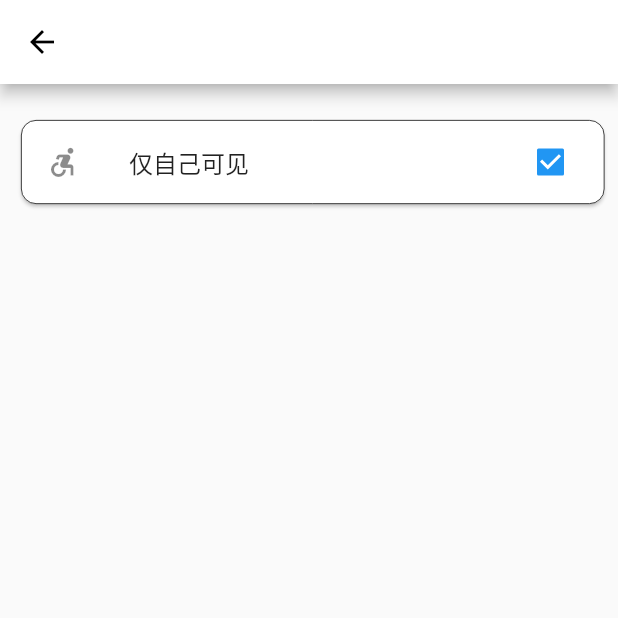
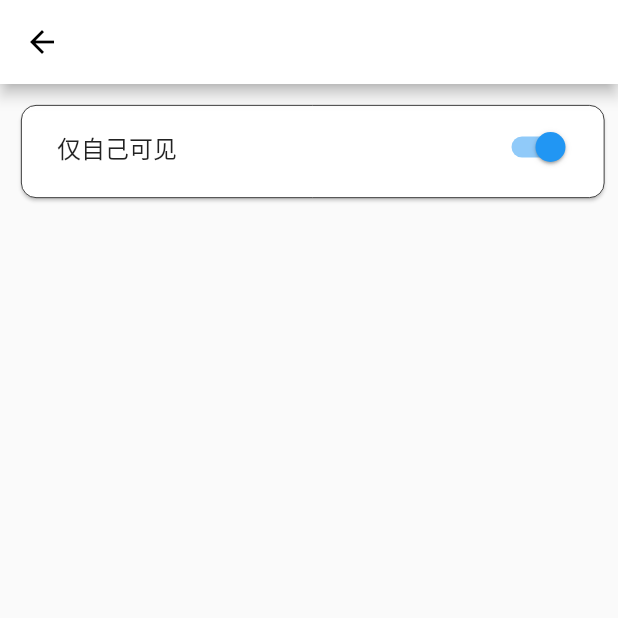
Before and after one commit to Dodoushu/ASECloudRecord, a Flutter app: the BottomNavigationWidget screen opened directly, item 3 of the bottom bar chosen, after a tap on "修改医生权限", on a phone screen of 412 x 824 dp, the top half of it. Run offline on Flutter 3.47's test engine with Material 2 defaults, Android fonts, the phone set to English and light mode, and no system bars; our stand-ins replace dio, file_picker, image_picker, photo_view, shared_preferences; missing offline and left inert: dart:ffi; accounts and stored records are empty.

Commit message:
bug修改

```diff
--- a/lib/patient/BottomNavigationBar.dart
+++ b/lib/patient/BottomNavigationBar.dart
@@ -1,11 +1,13 @@
 import 'package:flutter/material.dart';
-import 'package:helloworld/index.dart';
+
 import 'MainFunctionPage.dart';
+import 'Setting.dart';
 import 'User_Search.dart';
-import 'Setting.dart';
 
 void main() {
-  runApp(MaterialApp(home: BottomNavigationWidget(),));
+  runApp(MaterialApp(
+    home: BottomNavigationWidget(),
+  ));
 }
 
 class BottomNavigationWidget extends StatefulWidget {
@@ -15,9 +17,9 @@ class BottomNavigationWidget extends StatefulWidget {
 
 class BottomNavigationWidgetState extends State<BottomNavigationWidget> {
   int currentIndex = 0;
-  List listTabs = [MainPage(),SearchPage(),Setting()];
+  List listTabs = [MainPage(), SearchPage(), Setting()];
 
-  Widget build(BuildContext context){
+  Widget build(BuildContext context) {
     return Scaffold(
       body: listTabs[currentIndex],
       bottomNavigationBar: BottomNavigationBar(
@@ -29,7 +31,7 @@ class BottomNavigationWidgetState extends State<BottomNavigationWidget> {
         items: <BottomNavigationBarItem>[
           BottomNavigationBarItem(
               icon: Icon(
-                Icons.search,
+                Icons.pages,
                 color: Colors.black,
               ),
               title: Text(
@@ -39,19 +41,22 @@ class BottomNavigationWidgetState extends State<BottomNavigationWidget> {
                 ),
               )),
           BottomNavigationBarItem(
-              icon: Icon(Icons.pages, color: Colors.black,),
+              icon: Icon(
+                Icons.search,
+                color: Colors.black,
+              ),
               title: Text(
                 '查询',
                 style: TextStyle(fontSize: 18),
               )),
           BottomNavigationBarItem(
-              icon: Icon(Icons.account_circle, color: Colors.black),
+              icon: Icon(Icons.build, color: Colors.black),
               title: Text(
                 '设置',
                 style: TextStyle(fontSize: 18),
               ))
         ],
-        onTap: (index){
+        onTap: (index) {
           setState(() {
             currentIndex = index;
           });
@@ -61,7 +66,6 @@ class BottomNavigationWidgetState extends State<BottomNavigationWidget> {
     );
   }
 }
-
 
 //class BottomNavigationBarClass{
 //  BottomNavigationBar Create() {
--- a/lib/patient/login.dart
+++ b/lib/patient/login.dart
@@ -222,7 +222,6 @@ class _Login extends State<Login> {
                       ),
                     ),
                   ),
-
                   new Container(
                     //margin: EdgeInsets.only(top: 30.0),
                     padding: EdgeInsets.only(left: 8.0, right: 8.0, top: 20.0),
--- a/lib/patient/setting/doctorSelect.dart
+++ b/lib/patient/setting/doctorSelect.dart
@@ -1,9 +1,10 @@
 import 'package:flutter/material.dart';
 import 'package:helloworld/patient/MainFunctionPage.dart';
 
-
 void main() {
-  runApp(MaterialApp(home: doctorSelect(),));
+  runApp(MaterialApp(
+    home: doctorSelect(),
+  ));
 }
 
 class doctorSelect extends StatefulWidget {
@@ -12,9 +13,32 @@ class doctorSelect extends StatefulWidget {
 }
 
 class _doctorSelectState extends State<doctorSelect> {
+  bool onlyuser = true;
+  List<bool> valueList = [
+    false,
+    false,
+    false,
+    false,
+    false,
+    false,
+    false,
+    false,
+    false,
+    false,
+    false,
+    false,
+    false,
+    false,
+    false,
+  ];
 
-  bool onlyuser = true;
-  List<bool> valueList = [false,false,false,false,false,false,false,false,false,false,false,false,false,false,false,];
+  String switchContent() {
+    if (onlyuser == true) {
+      return '仅自己可见';
+    } else {
+      return '选中医生可见';
+    }
+  }
 
   @override
   Widget build(BuildContext context) {
@@ -30,18 +54,18 @@ class _doctorSelectState extends State<doctorSelect> {
       ];
 
       var CheckoxListTitleList = List<CheckboxListTile>();
-      CheckoxListTitleList.add(CheckboxListTile(
-        secondary: const Icon(Icons.accessible_forward),
-        title: Text('仅自己可见'),
-        value: onlyuser,
-        onChanged: (bool value) {
-          setState(() {
-            onlyuser=value;
-          });
-          print(value);
-        },
-      ));
-      if(onlyuser == false){
+//      CheckoxListTitleList.add(CheckboxListTile(
+//        secondary: const Icon(Icons.accessible_forward),
+//        title: Text(switchContent()),
+//        value: onlyuser,
+//        onChanged: (bool value) {
+//          setState(() {
+//            onlyuser=value;
+//          });
+//          print(value);
+//        },
+//      ));
+      if (onlyuser == false) {
         int i = 0;
         for (Map obj in doctorlist) {
           CheckoxListTitleList.add(new CheckboxListTile(
@@ -51,7 +75,7 @@ class _doctorSelectState extends State<doctorSelect> {
             value: valueList[obj['id']],
             onChanged: (bool value) {
               setState(() {
-                valueList[obj['id']]=value;
+                valueList[obj['id']] = value;
               });
               print(value);
             },
@@ -62,16 +86,38 @@ class _doctorSelectState extends State<doctorSelect> {
       return CheckoxListTitleList;
     }
 
-
     Widget ChangeDoctor = new Container(
-        padding: EdgeInsets.only(top: 20,left: 10, right: 5),
+        padding: EdgeInsets.only(top: 10, left: 10, right: 5),
         child: Card(
           shape: RoundedRectangleBorder(
               borderRadius: BorderRadius.all(Radius.circular(10.0)),
-              side: BorderSide(width: 0.5)
-          ),
+              side: BorderSide(width: 0.5)),
           child: Column(
             children: <Widget>[
+              Container(
+                padding:
+                    EdgeInsets.only(right: 16, left: 24, top: 4, bottom: 10),
+                child: Row(
+                  mainAxisAlignment: MainAxisAlignment.spaceBetween,
+                  children: <Widget>[
+                    Text(
+                      switchContent(),
+                      style: TextStyle(fontSize: 16),
+                    ),
+                    Switch(
+//                secondary: const Icon(Icons.accessible_forward),
+//                title: Text(switchContent()),
+                      value: onlyuser,
+                      onChanged: (bool value) {
+                        setState(() {
+                          onlyuser = value;
+                        });
+                        print(value);
+                      },
+                    ),
+                  ],
+                ),
+              ),
               new Container(
                   child: Container(
                       padding: EdgeInsets.only(left: 10, right: 10),
@@ -88,11 +134,12 @@ class _doctorSelectState extends State<doctorSelect> {
 //                            Icons.arrow_forward_ios,
 //                            size: 26,
 //                          ),
-                            ),
+                                ),
                           ]))),
-              Column(
+              Container(
+                  child: Column(
                 children: buildCheckboxListTile(),
-              )
+              )),
             ],
           ),
         ));
@@ -100,7 +147,7 @@ class _doctorSelectState extends State<doctorSelect> {
     return Scaffold(
       appBar: new AppBar(
         title: Text(
-          '设置',
+          '选择医生',
           style: TextStyle(color: Colors.white),
         ),
         centerTitle: true,
@@ -108,7 +155,7 @@ class _doctorSelectState extends State<doctorSelect> {
 //        leading: new Icon(Icons.arrow_back_ios,size: 25,),
       ),
       body: new ListView(
-        children: <Widget>[ ChangeDoctor],
+        children: <Widget>[ChangeDoctor],
       ),
     );
   }
```
